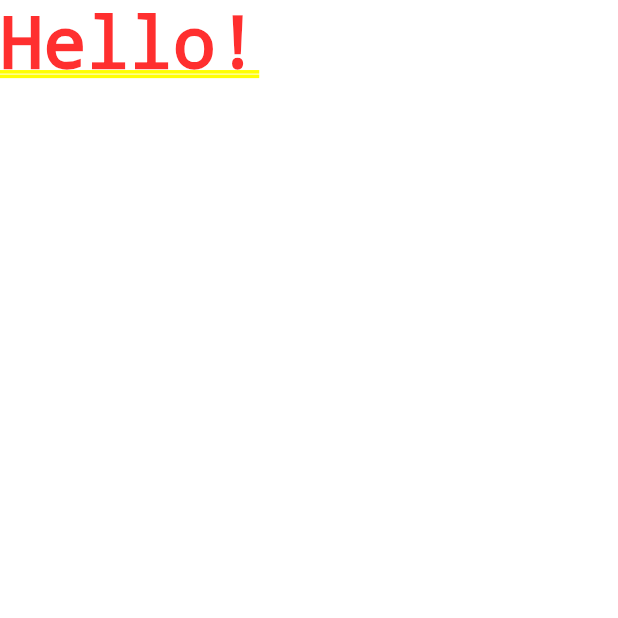
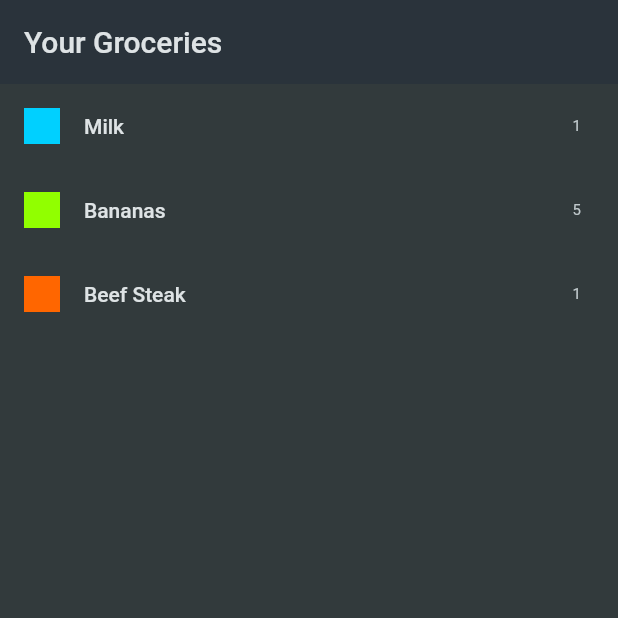
Before and after one commit to Raj2902Patel/Shopping_List, a Flutter app: the screen it shows after launch, on a phone screen of 412 x 824 dp, the top half of it. Run offline on Flutter 3.47's test engine with Material 2 defaults, Android fonts, the phone set to English and light mode, and no system bars.

Commit message:
New Files Added

```diff
--- a/shopping_list/lib/data/dummy_items.dart
+++ b/shopping_list/lib/data/dummy_items.dart
@@ -1,7 +1,8 @@
 import 'package:shopping_list/models/grocery_item.dart';
+import 'package:shopping_list/models/category.dart';
 import 'package:shopping_list/data/categories.dart';
 
-const groceryItems = [
+final groceryItems = [
   GroceryItem(
       id: 'a',
       name: 'Milk',
--- a/shopping_list/lib/main.dart
+++ b/shopping_list/lib/main.dart
@@ -1,4 +1,5 @@
 import 'package:flutter/material.dart';
+import 'package:shopping_list/widgets/grocery_list.dart';
 
 void main() {
   runApp(const MyApp());
@@ -21,7 +22,7 @@ class MyApp extends StatelessWidget {
         ),
         scaffoldBackgroundColor: const Color.fromARGB(255, 50, 58, 60),
       ),
-      home: const Text('Hello!'),
+      home: const GroceryList(),
     );
   }
 }
--- /dev/null
+++ b/shopping_list/lib/widgets/grocery_list.dart
@@ -0,0 +1,30 @@
+import 'package:flutter/material.dart';
+
+import 'package:shopping_list/data/dummy_items.dart';
+
+class GroceryList extends StatelessWidget {
+  const GroceryList({super.key});
+
+  @override
+  Widget build(BuildContext context) {
+    return Scaffold(
+      appBar: AppBar(
+        title: const Text('Your Groceries'),
+      ),
+      body: ListView.builder(
+        itemCount: groceryItems.length,
+        itemBuilder: (ctx, index) => ListTile(
+          title: Text(groceryItems[index].name),
+          leading: Container(
+            width: 24,
+            height: 24,
+            color: groceryItems[index].category.color,
+          ),
+          trailing: Text(
+            groceryItems[index].quantity.toString(),
+          ),
+        ),
+      ),
+    );
+  }
+}
```
Also changed, not shown: shopping_list/lib/models/category.dart (added, +21 -0 lines), shopping_list/lib/models/grocery_item.dart (added, +15 -0 lines).
